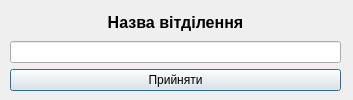
Shuna322/QtKyrsova, file departamentchange.ui: the form before one commit.
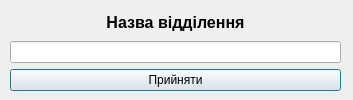
The form after the commit.

```diff
--- a/departamentchange.ui
+++ b/departamentchange.ui
@@ -13,7 +13,7 @@
   <property name="windowTitle">
    <string>Додавання вітділення</string>
   </property>
-  <widget class="QWidget" name="">
+  <widget class="QWidget" name="layoutWidget">
    <property name="geometry">
     <rect>
      <x>10</x>
@@ -36,7 +36,7 @@
     <item row="1" column="0">
      <widget class="QLabel" name="label">
       <property name="text">
-       <string>&lt;html&gt;&lt;head/&gt;&lt;body&gt;&lt;p align=&quot;center&quot;&gt;&lt;span style=&quot; font-size:12pt; font-weight:600;&quot;&gt;Назва вітділення&lt;/span&gt;&lt;/p&gt;&lt;/body&gt;&lt;/html&gt;</string>
+       <string>&lt;html&gt;&lt;head/&gt;&lt;body&gt;&lt;p align=&quot;center&quot;&gt;&lt;span style=&quot; font-size:12pt; font-weight:600;&quot;&gt;Назва відділення&lt;/span&gt;&lt;/p&gt;&lt;/body&gt;&lt;/html&gt;</string>
       </property>
      </widget>
     </item>
```
